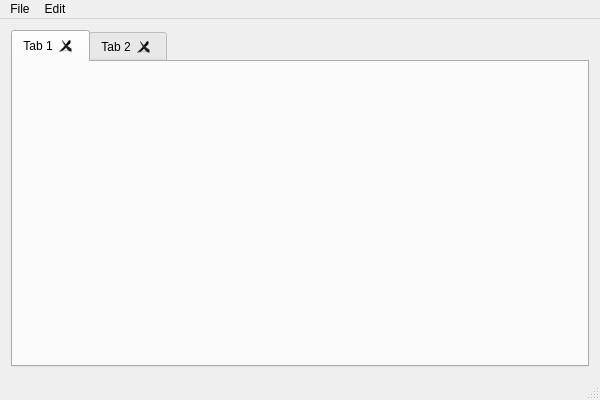
Before: the Qt Designer form controls/mainwindow.ui in riuson/lcd-image-converter, drawn with Qt 5.
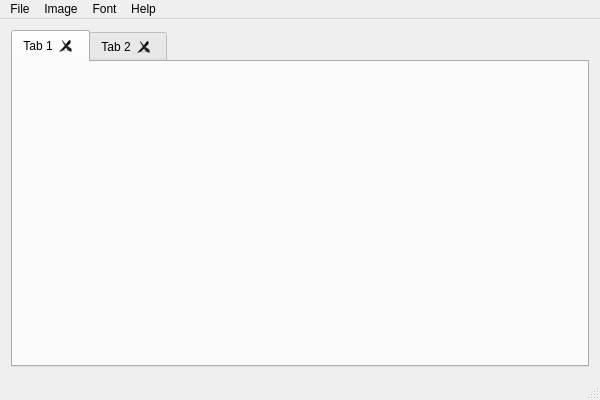
After: the same form once the commit is applied.

Commit message: Added checking out the coordinates for the allowed range. Reorganized menu.

```diff
--- a/controls/mainwindow.ui
+++ b/controls/mainwindow.ui
@@ -63,9 +63,9 @@
     <addaction name="separator"/>
     <addaction name="actionQuit"/>
    </widget>
-   <widget class="QMenu" name="menuEdit">
+   <widget class="QMenu" name="menuImage">
     <property name="title">
-     <string>Edit</string>
+     <string>Image</string>
     </property>
     <addaction name="actionFlip_Horizontal"/>
     <addaction name="actionFlip_Vertical"/>
@@ -77,10 +77,28 @@
     <addaction name="actionInverse"/>
     <addaction name="actionConvert"/>
     <addaction name="separator"/>
-    <addaction name="actionOptions"/>
+    <addaction name="actionImport"/>
+    <addaction name="actionExport"/>
+   </widget>
+   <widget class="QMenu" name="menuFont">
+    <property name="title">
+     <string>Font</string>
+    </property>
+    <addaction name="actionAdd_Remove_characters"/>
+    <addaction name="separator"/>
+    <addaction name="actionResizeFont"/>
+    <addaction name="actionInverseFont"/>
+   </widget>
+   <widget class="QMenu" name="menuHelp">
+    <property name="title">
+     <string>Help</string>
+    </property>
+    <addaction name="actionAbout"/>
    </widget>
    <addaction name="menuHello"/>
-   <addaction name="menuEdit"/>
+   <addaction name="menuImage"/>
+   <addaction name="menuFont"/>
+   <addaction name="menuHelp"/>
   </widget>
   <widget class="QStatusBar" name="statusBar"/>
   <action name="actionNew_Image">
```
Left out of the diff: 51 changed lines with no effect on the pictures. The commit also changes 1 other file.
